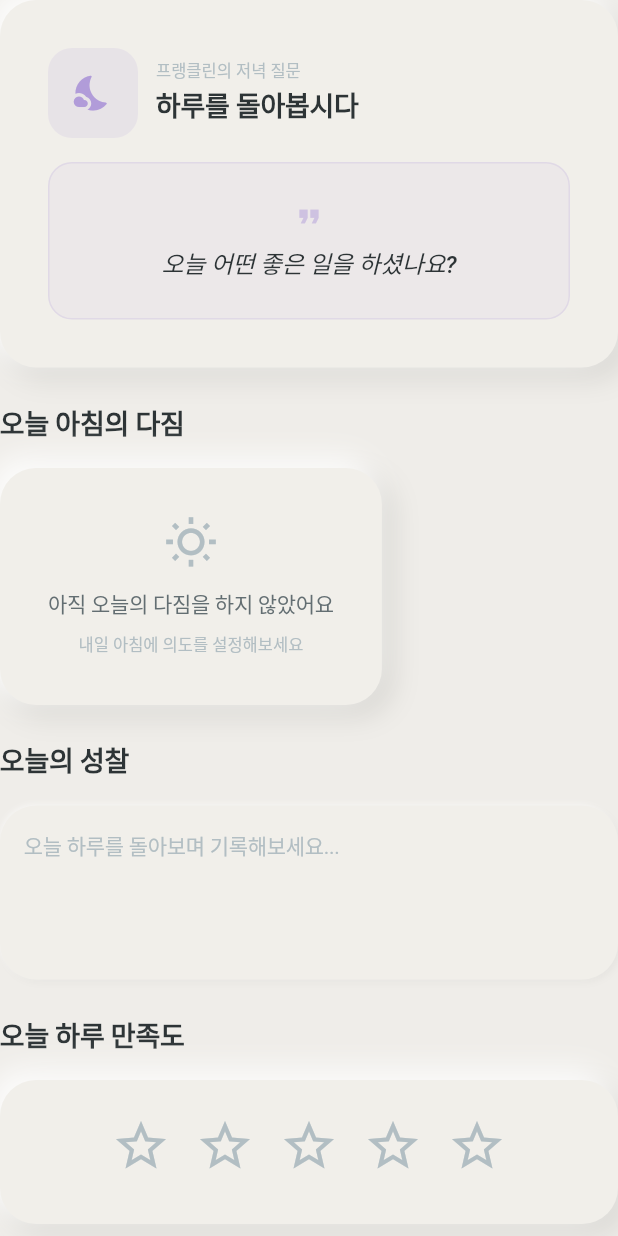
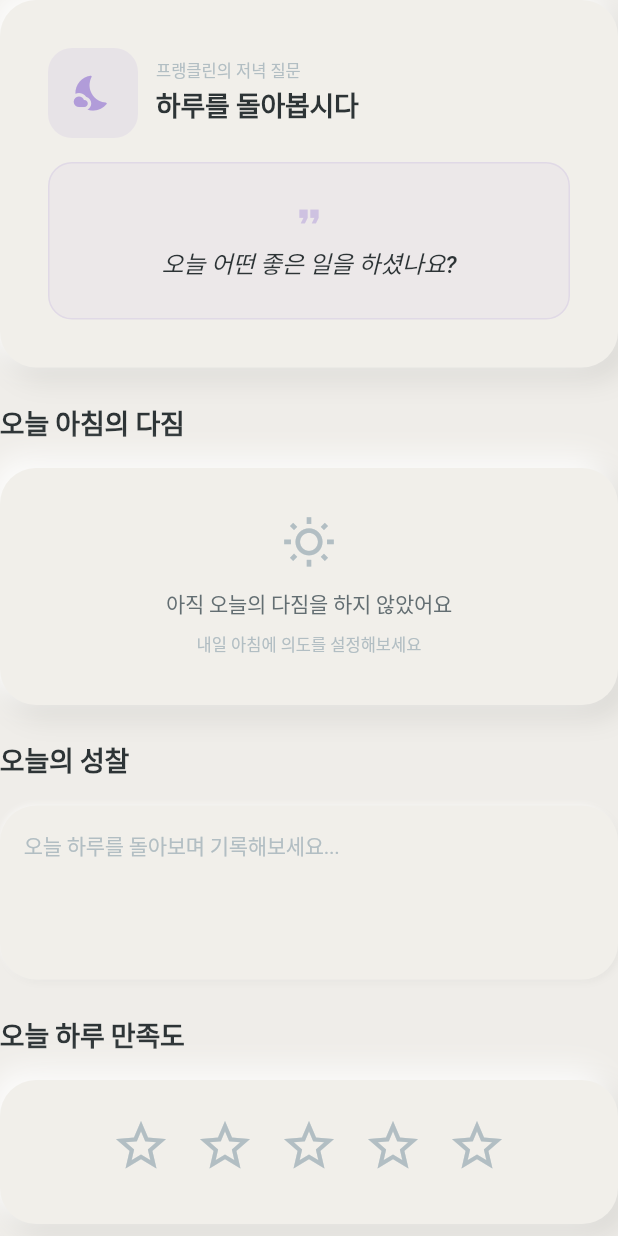
Before and after one commit to buelmanager/franklin_flow, a Flutter app: the EveningReflectionSection widget shown alone on an empty page, opened directly, on a phone screen of 412 x 824 dp. Run offline on Flutter 3.47's test engine with Material 3 defaults, Android fonts, the light colour scheme and no system bars; our stand-ins replace flutter_riverpod, hive, hive_flutter; accounts and stored records are empty; generated files the repository leaves out were written again.

Commit message:
fix : 추가 수정

```diff
--- a/lib/features/home/widgets/evening_reflection_section.dart
+++ b/lib/features/home/widgets/evening_reflection_section.dart
@@ -196,7 +196,7 @@ class _EveningReflectionSectionState
         widget.selectedTaskIds.isNotEmpty || widget.freeIntentions.isNotEmpty;
 
     return Column(
-      crossAxisAlignment: CrossAxisAlignment.start,
+      crossAxisAlignment: CrossAxisAlignment.stretch,
       children: [
         Text(AppStrings.eveningMorningPlan, style: AppTextStyles.heading3),
         const SizedBox(height: AppSizes.spaceL),
--- a/lib/features/schedule/screens/schedule_screen.dart
+++ b/lib/features/schedule/screens/schedule_screen.dart
@@ -162,8 +162,8 @@ class _ScheduleScreenState extends ConsumerState<ScheduleScreen> {
   // ─────────────────────────────────────────────────────────────────────────
   // 스크롤 감도 설정 (값이 클수록 더 많이 스크롤해야 전환됨)
   // ─────────────────────────────────────────────────────────────────────────
-  static const double _scrollThresholdToWeekView = 80.0; // 주간 뷰로 전환
-  static const double _scrollThresholdToMonthView = 10.0; // 월간 뷰로 복귀
+  static const double _scrollThresholdToWeekView = 150.0; // 주간 뷰로 전환
+  static const double _scrollThresholdToMonthView = 30.0; // 월간 뷰로 복귀
 
   /// 스크롤 감지 → 캘린더 뷰 전환
   void _onScroll() {
```
